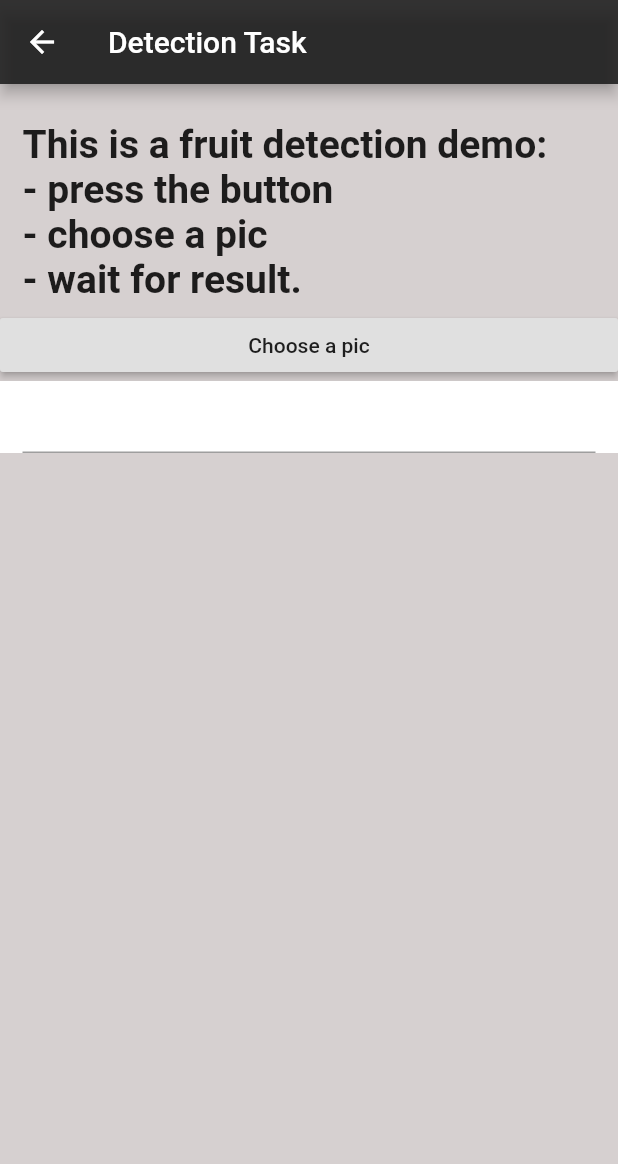
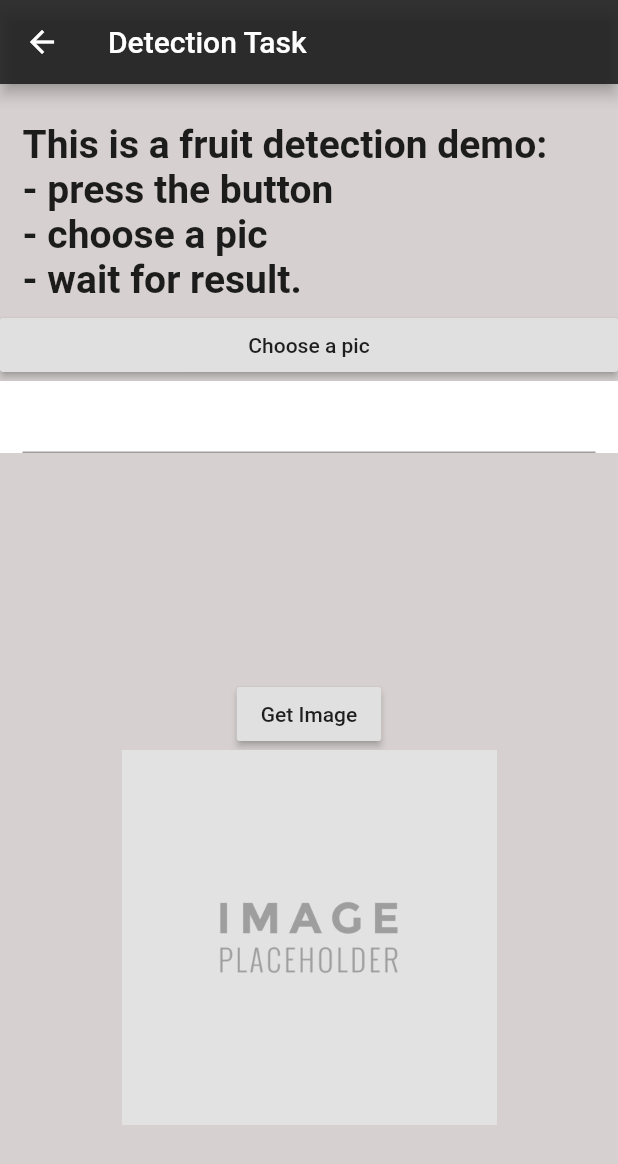
Before and after one commit to thetoropov/cv_demo, a Flutter app: the DetectionTab screen opened directly, on a phone screen of 412 x 824 dp. Shown: the top 1164 px of the screen. Run offline on Flutter 3.47's test engine with Material 2 defaults, Android fonts, the phone set to English and light mode, and no system bars; our stand-ins replace image_picker; Roboto replaces fonts that are missing (Ciaro).

Commit message:
Workable showing response in image field

```diff
--- a/lib/tabs/detection_tab.dart
+++ b/lib/tabs/detection_tab.dart
@@ -22,6 +22,7 @@ class DetectionTab extends StatefulWidget {
 class _DetectionTabState extends State<DetectionTab> {
   var TEST_URL = Uri.parse("https://cv-demo-app.herokuapp.com/test");
   var FRUIT_DETECTION_URL = Uri.parse("https://cv-demo-app.herokuapp.com/fruit_detection");
+  var IMAGE_URL = Uri.parse("https://cv-demo-app.herokuapp.com/image_test");
 
   PickedFile file;
   final _picker = ImagePicker();
@@ -29,6 +30,7 @@ class _DetectionTabState extends State<DetectionTab> {
   TextEditingController queryController = TextEditingController();
 
   String _result_string = "";
+  Uint8List _selectedBytes;
 
   @override
   Widget build(BuildContext context) {
@@ -75,6 +77,16 @@ class _DetectionTabState extends State<DetectionTab> {
             _result_string,
             style: TextStyle(fontSize: 12, fontWeight: FontWeight.bold),
           ),
+        ),
+        Column(
+          mainAxisAlignment: MainAxisAlignment.center,
+          children: <Widget>[
+            RaisedButton(
+              child: Text('Get Image'),
+              onPressed: getImageResponse,
+            ),
+            getImageWidget(),
+          ],
         ),
       ]),
     );
@@ -123,4 +135,43 @@ class _DetectionTabState extends State<DetectionTab> {
     }
   }
 
+  Widget getImageWidget() {
+    if (_selectedBytes != null) {
+      return Image.memory(
+        _selectedBytes,
+        width: 250,
+        height: 250,
+        fit: BoxFit.cover,
+      );
+    } else {
+      return Image.asset(
+        "images/placeholder.jpg",
+        width: 250,
+        height: 250,
+        fit: BoxFit.cover,
+      );
+    }
+  }
+
+  void getImageResponse() async {
+    var client = http.Client();
+    try {
+      client.post(
+        IMAGE_URL,
+        body: {"query": 'text'},
+      ).. then((response){
+        print(response.body);
+        Map<String, dynamic> response_data = jsonDecode(response.body);
+        Uint8List image = base64Decode(response_data['response'].substring(2, response_data['response'].length -1));
+        this.setState((){
+          _selectedBytes = image;
+        });
+
+      });
+    } finally {
+      client.close();
+    }
+  }
+
+
 }
--- a/pubspec.yaml
+++ b/pubspec.yaml
@@ -31,3 +31,4 @@ flutter:
     - images/segmentation_icon.png
     - images/style_transfer_icon.png
     - images/coming_soon_icon.png
+    - images/placeholder.jpg
```
Also changed, not shown: images/placeholder.jpg (added).
